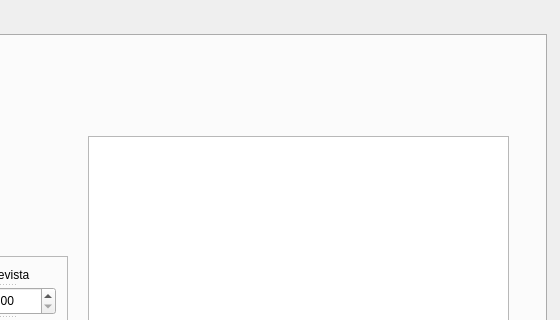
Aleph1981/elaleph, file crearevento_uiV2.ui: the form before one commit; both pictures show x 674 to 1234 and y 0 to 320 of the 1234 by 855 pixel window.
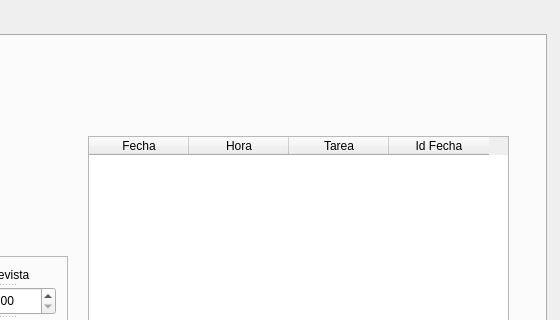
The form after the commit. The open tabs and pages were chosen to show the change.

Patch:
```diff
--- a/crearevento_uiV2.ui
+++ b/crearevento_uiV2.ui
@@ -477,7 +477,7 @@
     <attribute name="title">
      <string>Fechas del evento</string>
     </attribute>
-    <widget class="QTableView" name="fechas_table">
+    <widget class="QTableWidget" name="fechas_table">
      <property name="enabled">
       <bool>true</bool>
      </property>
@@ -489,6 +489,26 @@
        <height>441</height>
       </rect>
      </property>
+     <column>
+      <property name="text">
+       <string>Fecha</string>
+      </property>
+     </column>
+     <column>
+      <property name="text">
+       <string>Hora</string>
+      </property>
+     </column>
+     <column>
+      <property name="text">
+       <string>Tarea</string>
+      </property>
+     </column>
+     <column>
+      <property name="text">
+       <string>Id Fecha</string>
+      </property>
+     </column>
     </widget>
     <widget class="QLabel" name="label">
      <property name="geometry">
```
Left out of the diff: 78 changed lines with no effect on the pictures.
